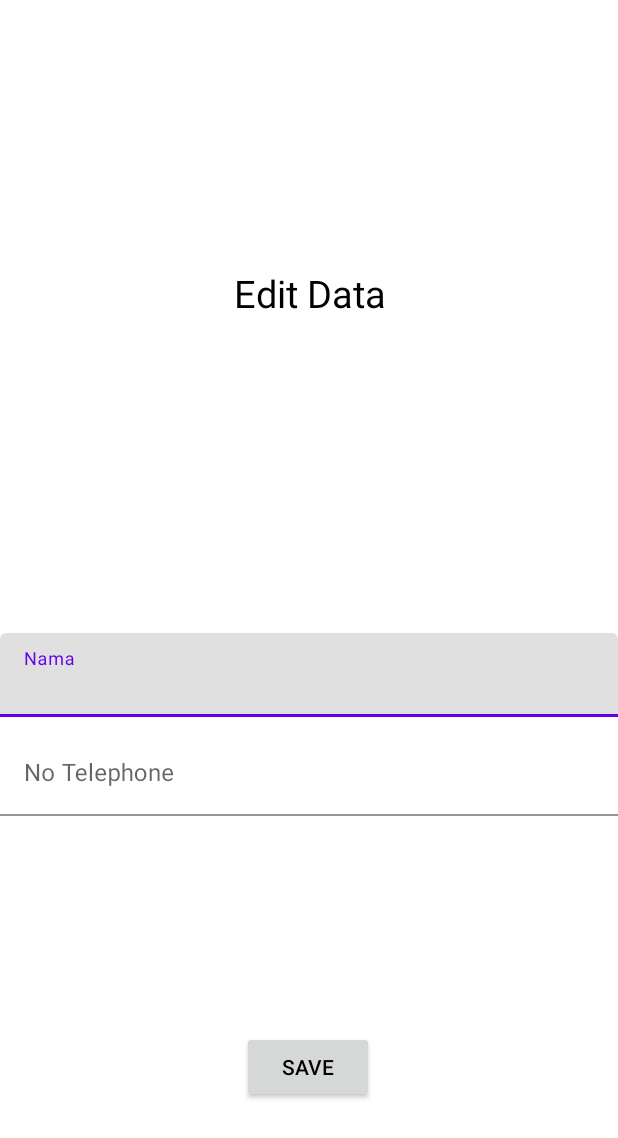
After one commit to adellazuniardi/Activity7, an Android app: the edit_teman screen opened directly, with no data from a screen before it, on a phone screen of 412 x 824 dp. The commit adds this screen. Shown: the top 1138 px of the screen. Run offline under Robolectric (Android 15) with nearby library versions, the phone set to English and light mode, and no system bars.

Commit message:
SQLite Edit Data

```diff
--- a/app/src/main/AndroidManifest.xml
+++ b/app/src/main/AndroidManifest.xml
@@ -9,6 +9,9 @@
         android:roundIcon="@mipmap/ic_launcher_round"
         android:supportsRtl="true"
         android:theme="@style/Theme.Activity6">
+        <activity
+            android:name=".edit_teman"
+            android:exported="false" />
         <activity
             android:name=".TemanBaru"
             android:exported="false" />
--- /dev/null
+++ b/app/src/main/java/com/example/activity6/edit_teman.java
@@ -0,0 +1,64 @@
+package com.example.activity6;
+
+import androidx.appcompat.app.AppCompatActivity;
+
+import android.app.Activity;
+import android.content.Intent;
+import android.os.Bundle;
+import android.view.View;
+import android.widget.Button;
+import android.widget.Toast;
+
+import com.example.activity6.database.dbController;
+import com.google.android.material.textfield.TextInputEditText;
+
+import java.util.HashMap;
+
+public class edit_teman extends Activity {
+
+    TextInputEditText Nama,Telepon;
+    Button Save;
+    String nma,tlp,id;
+    dbController controller = new dbController(this);
+
+    @Override
+    protected void onCreate(Bundle savedInstanceState) {
+        super.onCreate(savedInstanceState);
+        setContentView(R.layout.activity_edit_teman);
+
+        Nama = findViewById(R.id.edNama);
+        Telepon = findViewById(R.id.edTelp);
+        Save = findViewById(R.id.simpanBtn);
+
+        id = getIntent().getStringExtra("id");
+        nma = getIntent().getStringExtra("nama");
+        tlp = getIntent().getStringExtra("telpon");
+
+        setTitle("Edit Data");
+        Nama.setText(nma);
+        Telepon.setText(tlp);
+
+        Save.setOnClickListener(new View.OnClickListener() {
+            @Override
+            public void onClick(View view) {
+                if(Nama.getText().toString().equals("") || Telepon.getText().toString().equals("")){
+                    Toast.makeText(getApplicationContext(), "Mohon isi data terlebih dahulu !!!",Toast.LENGTH_SHORT).show();
+                }else{
+                    nma = Nama.getText().toString();
+                    tlp = Telepon.getText().toString();
+                    HashMap<String,String> values = new HashMap<>();
+                    values.put("id",id);
+                    values.put("nama",nma);
+                    values.put("telpon",tlp);
+                    controller.UpdateData(values);
+                    callHome();
+                }
+            }
+        });
+    }
+    public void callHome(){
+        Intent i = new Intent(edit_teman.this, MainActivity.class);
+        startActivity(i);
+        finish();
+    }
+}
--- /dev/null
+++ b/app/src/main/res/layout/activity_edit_teman.xml
@@ -0,0 +1,76 @@
+<?xml version="1.0" encoding="utf-8"?>
+<androidx.constraintlayout.widget.ConstraintLayout xmlns:android="http://schemas.android.com/apk/res/android"
+    xmlns:app="http://schemas.android.com/apk/res-auto"
+    xmlns:tools="http://schemas.android.com/tools"
+    android:layout_width="match_parent"
+    android:layout_height="match_parent"
+    tools:context=".edit_teman">
+
+    <com.google.android.material.textfield.TextInputLayout
+        android:id="@+id/textInputLayout3"
+        android:layout_width="match_parent"
+        android:layout_height="wrap_content"
+        android:layout_marginTop="75dp"
+        app:layout_constraintBottom_toBottomOf="parent"
+        app:layout_constraintEnd_toEndOf="parent"
+        app:layout_constraintStart_toStartOf="parent"
+        app:layout_constraintTop_toTopOf="parent">
+
+        <com.google.android.material.textfield.TextInputEditText
+            android:id="@+id/edNama"
+            android:layout_width="match_parent"
+            android:layout_height="wrap_content"
+            android:hint="Nama"
+            android:textColor="@color/black"
+            android:textColorHint="@color/black"
+            tools:background="@color/white"/>
+    </com.google.android.material.textfield.TextInputLayout>
+
+    <com.google.android.material.textfield.TextInputLayout
+        android:layout_width="match_parent"
+        android:layout_height="wrap_content"
+        android:id="@+id/textInputLayout4"
+        android:layout_marginTop="10dp"
+        app:layout_constraintEnd_toEndOf="@id/textInputLayout3"
+        app:layout_constraintStart_toStartOf="@id/textInputLayout3"
+        app:layout_constraintTop_toBottomOf="@id/textInputLayout3">
+
+        <com.google.android.material.textfield.TextInputEditText
+            android:layout_width="match_parent"
+            android:layout_height="wrap_content"
+            android:id="@+id/edTelp"
+            android:background="@color/white"
+            android:hint="No Telephone"
+            android:textColor="@color/black"
+            android:textColorHint="@color/black"/>
+    </com.google.android.material.textfield.TextInputLayout>
+    <Button
+            android:layout_width="wrap_content"
+            android:layout_height="wrap_content"
+            android:id="@+id/simpanBtn"
+            android:text="Save"
+            android:textColor="@color/black"
+            app:backgroundTint="@color/purple_700"
+            app:layout_constraintBottom_toBottomOf="parent"
+            app:layout_constraintEnd_toEndOf="@id/textInputLayout4"
+            app:layout_constraintHorizontal_bias="0.498"
+            app:layout_constraintStart_toStartOf="@id/textInputLayout4"
+            app:layout_constraintTop_toBottomOf="@id/textInputLayout4"
+            app:layout_constraintVertical_bias="0.618"/>
+
+    <TextView
+        android:layout_width="127dp"
+        android:layout_height="66dp"
+        android:text="Edit Data"
+        android:id="@+id/textView"
+        android:textAlignment="center"
+        android:textColor="@color/black"
+        android:textSize="25dp"
+        android:gravity="center_horizontal"
+        app:layout_constraintBottom_toTopOf="@id/textInputLayout3"
+        app:layout_constraintEnd_toEndOf="parent"
+        app:layout_constraintStart_toStartOf="parent"
+        app:layout_constraintTop_toTopOf="parent"/>
+
+
+</androidx.constraintlayout.widget.ConstraintLayout>
--- /dev/null
+++ b/app/src/main/res/menu/menu.xml
@@ -0,0 +1,5 @@
+<?xml version="1.0" encoding="utf-8"?>
+<menu xmlns:android="http://schemas.android.com/apk/res/android">
+    <item android:id="@+id/mnEdit" android:title="Edit Data"/>
+    <item android:id="@+id/mnHapus" android:title="Delete Data"/>
+</menu>
```
Also changed, not shown: app/src/main/java/com/example/activity6/adapter/TemanAdapter.java (+60 -17 lines), app/src/main/java/com/example/activity6/database/dbController.java (+13 -0 lines), app/src/main/res/values/strings.xml (+8 -0 lines).
